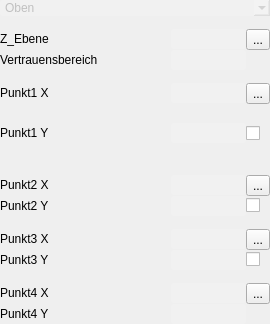
Above: TouchProbe/tp_ebenheit.ui from mikejg/CamHelper before the change. Below: the same form after it.
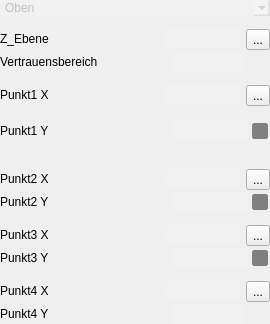
That is the form after the change. Icons and pictures are not drawn. Custom widgets are drawn as their Qt base class.

Diff of the .ui file:
```diff
--- a/TouchProbe/tp_ebenheit.ui
+++ b/TouchProbe/tp_ebenheit.ui
@@ -30,7 +30,27 @@
 
 QComboBox{color:rgb(192,192,192);
                         background-color: rgba(255, 255, 255,32);
-                         border-radius:3px;}</string>
+                         border-radius:3px;}
+
+QCheckBox{color:rgb(192,192,192);
+                      background-color: rgba(255, 255, 255,0);}
+
+QCheckBox::indicator {
+    width: 10px; /* Adjust size as needed */
+    height: 10px; /* Adjust size as needed */
+    border-radius: 3px; /* Makes it round (half of width/height) */
+	border: 3px solid #808080;
+   background-color: rgb(128,128,128);
+}
+
+QCheckBox::indicator:checked {
+	background-color: #80FF80; /* Hintergrundfarbe wenn gecheckt (Beispiel: Grün) */
+    border-radius:3px;
+	border: 3px solid #808080;
+   /*background-image: url(:/Icons/Main/CheckBox_On.png);*/
+	/*background-color: rgb(128, 128, 192);
+    border: 1px solid gray; /* Blue border when checked */
+}</string>
   </property>
   <layout class="QVBoxLayout" name="verticalLayout">
    <property name="spacing">
@@ -96,8 +116,14 @@
    <item>
     <layout class="QHBoxLayout" name="horizontalLayout_ZEbene">
      <property name="spacing">
+      <number>5</number>
+     </property>
+     <property name="rightMargin">
       <number>0</number>
      </property>
+     <property name="bottomMargin">
+      <number>2</number>
+     </property>
      <item>
       <widget class="QLabel" name="label_ZEbene">
        <property name="maximumSize">
@@ -166,6 +192,9 @@
    <item>
     <layout class="QHBoxLayout" name="horizontalLayout_V_Bereich">
      <property name="spacing">
+      <number>5</number>
+     </property>
+     <property name="rightMargin">
       <number>0</number>
      </property>
      <item>
@@ -256,8 +285,14 @@
    <item>
     <layout class="QHBoxLayout" name="horizontalLayout_Punkt1X">
      <property name="spacing">
+      <number>5</number>
+     </property>
+     <property name="rightMargin">
       <number>0</number>
      </property>
+     <property name="bottomMargin">
+      <number>2</number>
+     </property>
      <item>
       <widget class="QLabel" name="label_Punkt1X">
        <property name="maximumSize">
@@ -326,8 +361,14 @@
    <item>
     <layout class="QHBoxLayout" name="horizontalLayout_Punkt1Y">
      <property name="spacing">
+      <number>5</number>
+     </property>
+     <property name="rightMargin">
       <number>0</number>
      </property>
+     <property name="bottomMargin">
+      <number>2</number>
+     </property>
      <item>
       <widget class="QLabel" name="label_Punkt1Y">
        <property name="maximumSize">
@@ -346,9 +387,12 @@
        <property name="orientation">
         <enum>Qt::Horizontal</enum>
        </property>
+       <property name="sizeType">
+        <enum>QSizePolicy::Expanding</enum>
+       </property>
        <property name="sizeHint" stdset="0">
         <size>
-         <width>40</width>
+         <width>130</width>
          <height>20</height>
         </size>
        </property>
@@ -389,7 +433,7 @@
        </property>
        <property name="minimumSize">
         <size>
-         <width>24</width>
+         <width>18</width>
          <height>1</height>
         </size>
        </property>
@@ -405,6 +449,11 @@
          <height>0</height>
         </size>
        </property>
+       <property name="font">
+        <font>
+         <kerning>false</kerning>
+        </font>
+       </property>
        <property name="text">
         <string/>
        </property>
@@ -437,7 +486,10 @@
    <item>
     <layout class="QHBoxLayout" name="horizontalLayout_Punkt2X">
      <property name="spacing">
-      <number>0</number>
+      <number>5</number>
+     </property>
+     <property name="bottomMargin">
+      <number>2</number>
      </property>
      <item>
       <widget class="QLabel" name="label_Punkt2X">
@@ -507,7 +559,7 @@
    <item>
     <layout class="QHBoxLayout" name="horizontalLayout_Punkt2Y">
      <property name="spacing">
-      <number>0</number>
+      <number>5</number>
      </property>
      <item>
       <widget class="QLabel" name="label_Punkt2Y">
@@ -529,7 +581,7 @@
        </property>
        <property name="sizeHint" stdset="0">
         <size>
-         <width>40</width>
+         <width>130</width>
          <height>20</height>
         </size>
        </property>
@@ -564,7 +616,7 @@
       <widget class="QCheckBox" name="checkBox_Jump2">
        <property name="minimumSize">
         <size>
-         <width>24</width>
+         <width>18</width>
          <height>0</height>
         </size>
        </property>
@@ -594,7 +646,10 @@
    <item>
     <layout class="QHBoxLayout" name="horizontalLayout_Punkt3X">
      <property name="spacing">
-      <number>0</number>
+      <number>5</number>
+     </property>
+     <property name="bottomMargin">
+      <number>2</number>
      </property>
      <item>
       <widget class="QLabel" name="label_Punkt3X">
@@ -664,7 +719,7 @@
    <item>
     <layout class="QHBoxLayout" name="horizontalLayout_Punkt3Y">
      <property name="spacing">
-      <number>0</number>
+      <number>5</number>
      </property>
      <item>
       <widget class="QLabel" name="label_Punkt3Y">
@@ -686,7 +741,7 @@
        </property>
        <property name="sizeHint" stdset="0">
         <size>
-         <width>40</width>
+         <width>130</width>
          <height>20</height>
         </size>
        </property>
@@ -721,7 +776,7 @@
       <widget class="QCheckBox" name="checkBox_Jump3">
        <property name="minimumSize">
         <size>
-         <width>24</width>
+         <width>18</width>
          <height>0</height>
         </size>
        </property>
@@ -751,7 +806,10 @@
    <item>
     <layout class="QHBoxLayout" name="horizontalLayout_Punkt4X">
      <property name="spacing">
-      <number>0</number>
+      <number>5</number>
+     </property>
+     <property name="bottomMargin">
+      <number>2</number>
      </property>
      <item>
       <widget class="QLabel" name="label_Punkt4X">
@@ -895,6 +953,11 @@
   </layout>
  </widget>
  <customwidgets>
+  <customwidget>
+   <class>MLineEdit</class>
+   <extends>QLineEdit</extends>
+   <header location="global">Classes/mlineedit.h</header>
+  </customwidget>
   <customwidget>
    <class>MComboBox</class>
    <extends>QComboBox</extends>
```
Left out of the diff: 24 changed lines with no effect on the pictures.
